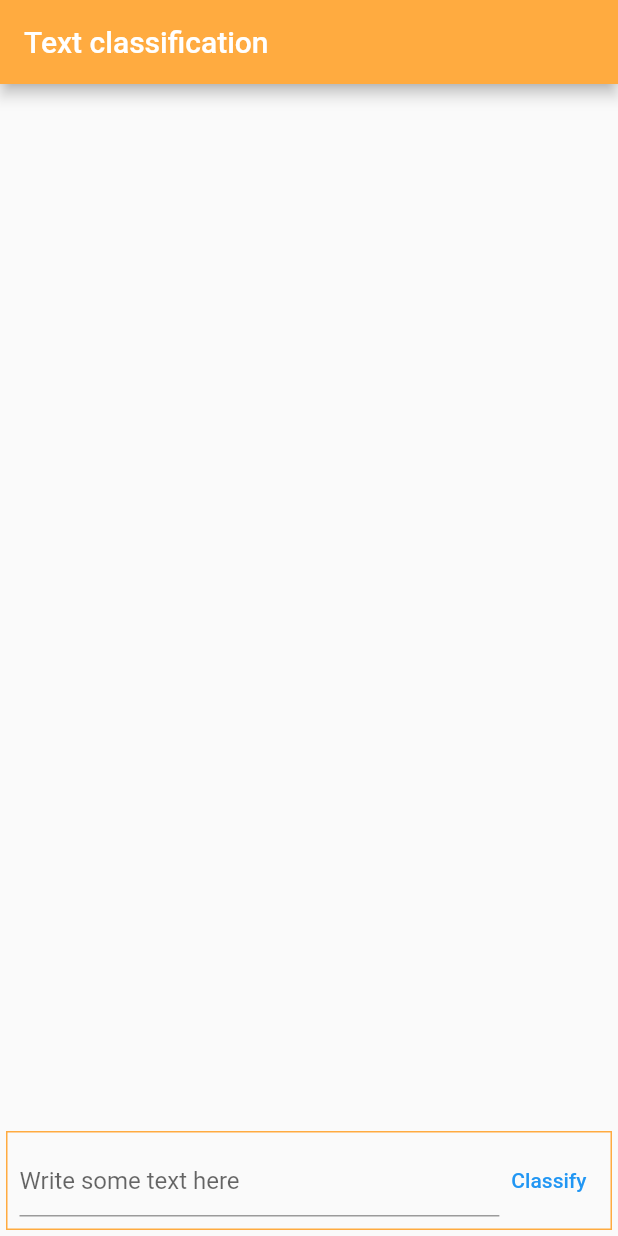
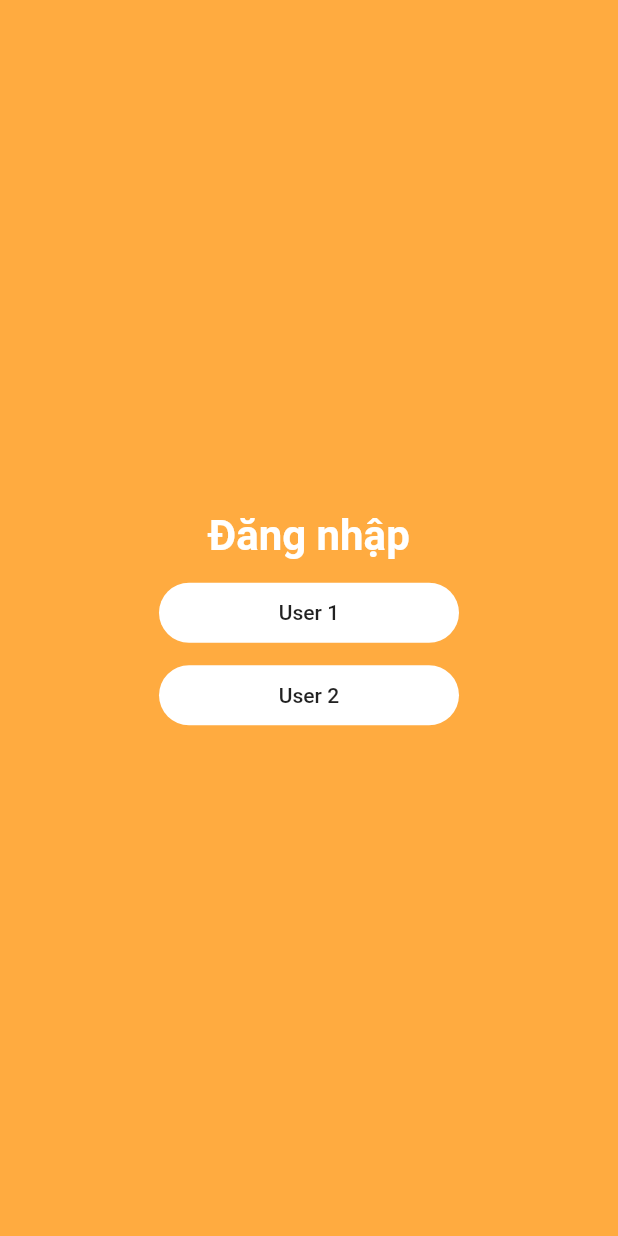
Before and after one commit to hoangphuc06/demo_da2, a Flutter app: the screen it shows after launch, on a phone screen of 412 x 824 dp. Run offline on Flutter 3.47's test engine with Material 2 defaults, Android fonts, the phone set to English and light mode, and no system bars; missing offline and left inert: tflite_flutter, translator; project files that could hold a hidden picture were left out.

Commit message:
login_ui

```diff
--- /dev/null
+++ b/text_classification_da2/lib/login.dart
@@ -0,0 +1,54 @@
+import 'package:flutter/material.dart';
+
+class Login extends StatefulWidget {
+  const Login({Key? key}) : super(key: key);
+
+  @override
+  State<Login> createState() => _LoginState();
+}
+
+class _LoginState extends State<Login> {
+  @override
+  Widget build(BuildContext context) {
+    return Scaffold(
+      backgroundColor: Colors.orangeAccent,
+      body: Center(
+        child: Column(
+          mainAxisAlignment: MainAxisAlignment.center,
+          children: [
+            Text(
+              "Đăng nhập",
+              style: TextStyle(color: Colors.white, fontSize: 28, fontWeight: FontWeight.bold),
+            ),
+            SizedBox(height: 15,),
+            GestureDetector(
+              onTap: (){},
+              child: Container(
+                height: 40,
+                width: 200,
+                decoration: BoxDecoration(
+                  color: Colors.white,
+                  borderRadius: BorderRadius.circular(20)
+                ),
+                child: Center(child: Text("User 1", style: TextStyle(fontWeight: FontWeight.w500),)),
+              ),
+            ),
+            SizedBox(height: 15,),
+            GestureDetector(
+              onTap: (){},
+              child: Container(
+                height: 40,
+                width: 200,
+                decoration: BoxDecoration(
+                    color: Colors.white,
+                    borderRadius: BorderRadius.circular(20)
+                ),
+                child: Center(child: Text("User 2", style: TextStyle(fontWeight: FontWeight.w500),)),
+              ),
+            )
+          ],
+        ),
+      ),
+    );
+  }
+}
--- a/text_classification_da2/lib/main.dart
+++ b/text_classification_da2/lib/main.dart
@@ -1,5 +1,7 @@
 import 'package:flutter/material.dart';
 import 'package:tflite_flutter_plugin_example/classifier.dart';
+import 'package:tflite_flutter_plugin_example/login.dart';
+import 'package:tflite_flutter_plugin_example/messages.dart';
 import 'package:translator/translator.dart';
 
 void main() => runApp(MyApp());
@@ -10,146 +12,11 @@ class MyApp extends StatefulWidget {
 }
 
 class _MyAppState extends State<MyApp> {
-
-  late TextEditingController _controller;
-  late Classifier _classifier;
-  late List<Widget> _children;
-  final translator = GoogleTranslator();
-
-  @override
-  void initState() {
-    super.initState();
-    _controller = TextEditingController();
-    _classifier = Classifier();
-    _children = [];
-    _children.add(Container());
-  }
-
-  String xuly(String rawtext) {
-    //String rawtext = "- Xiiin  chào emmmm";
-    String finaltext = "";
-    print(rawtext);
-
-    rawtext = rawtext.toLowerCase();
-
-    for (var a in rawtext.split(" ")) {
-      print(a);
-      String temp = "";
-      for (var b in a.split("")) {
-
-        if (temp.endsWith(b) == false && b != '-' &&  b != '?' && b != '!' && b != '#' && b != '%' && b != '&' && b != ' ') {
-          temp = temp + b.trim();
-        }
-
-      }
-
-      finaltext = finaltext + " " + temp;
-
-    }
-    finaltext = finaltext.trim();
-
-    // String preFinalText = "";
-    // await for (var a in finaltext.split(" ")) {
-    //   if (a == ' ') {
-    //     preFinalText = preFinalText + a;
-    //   }
-    // }
-
-    print(finaltext);
-    return finaltext;
-  }
-
-  void _myAction(String rawText) async {
-    String engText = "";
-    String vieText = await xuly(rawText);
-    print(vieText);
-    await translator.translate(vieText,to: 'en', from: 'vi').then((value) => {
-      engText = value.toString().toLowerCase(),
-    });
-    print("1");
-    print(engText);
-    final prediction = _classifier.classify(engText);
-    setState(() {
-      _children.add(Dismissible(
-        key: GlobalKey(),
-        onDismissed: (direction) {},
-        child: Card(
-          child: Container(
-            padding: const EdgeInsets.all(16),
-            color: prediction[1] > prediction[0]
-                ? Colors.lightGreen
-                : Colors.redAccent,
-            child: Column(
-              crossAxisAlignment: CrossAxisAlignment.start,
-              children: <Widget>[
-                Text(
-                  "Input: $rawText",
-                  style: const TextStyle(fontSize: 16),
-                ),
-                Text(
-                  "Xuly: $vieText",
-                  style: const TextStyle(fontSize: 16),
-                ),
-                Text(
-                  "Translate: $engText",
-                  style: const TextStyle(fontSize: 16),
-                ),
-                Text("Output:"),
-                Text("   Positive: ${prediction[1]}"),
-                Text("   Negative: ${prediction[0]}"),
-              ],
-            ),
-          ),
-        ),
-      ));
-      _controller.clear();
-    });
-  }
-
   @override
   Widget build(BuildContext context) {
     return MaterialApp(
       debugShowCheckedModeBanner: false,
-      home: Scaffold(
-        appBar: AppBar(
-          backgroundColor: Colors.orangeAccent,
-          title: const Text('Text classification'),
-        ),
-        body: Container(
-          padding: const EdgeInsets.all(4),
-          child: Column(
-            children: <Widget>[
-              Expanded(
-                  child: ListView.builder(
-                itemCount: _children.length,
-                itemBuilder: (_, index) {
-                  return _children[index];
-                },
-              )),
-              Container(
-                padding: const EdgeInsets.all(8),
-                decoration: BoxDecoration(
-                    border: Border.all(color: Colors.orangeAccent)),
-                child: Row(children: <Widget>[
-                  Expanded(
-                    child: TextField(
-                      decoration: const InputDecoration(
-                          hintText: 'Write some text here'),
-                      controller: _controller,
-                    ),
-                  ),
-                  TextButton(
-                    child: const Text('Classify'),
-                    onPressed: () {
-                      _myAction(_controller.text);
-                    },
-                  ),
-                ]),
-              ),
-            ],
-          ),
-        ),
-      ),
+      home: Login(),
     );
   }
 }
```
Also changed, not shown: text_classification_da2/lib/messages.dart (added, +153 -0 lines).
